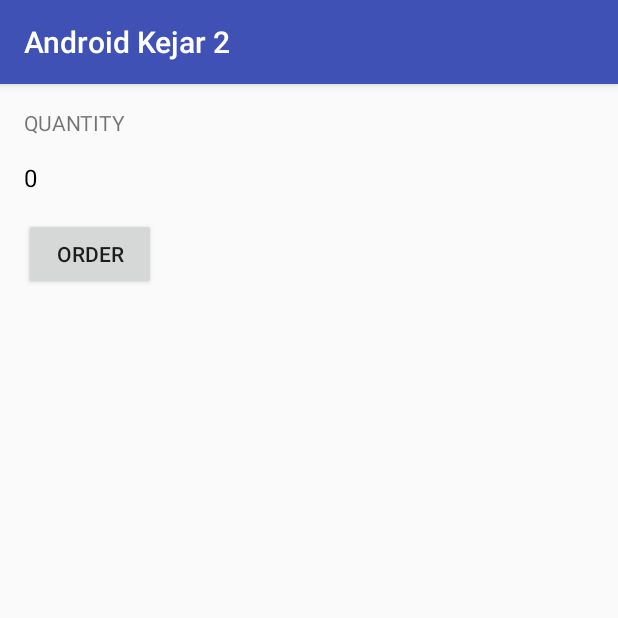
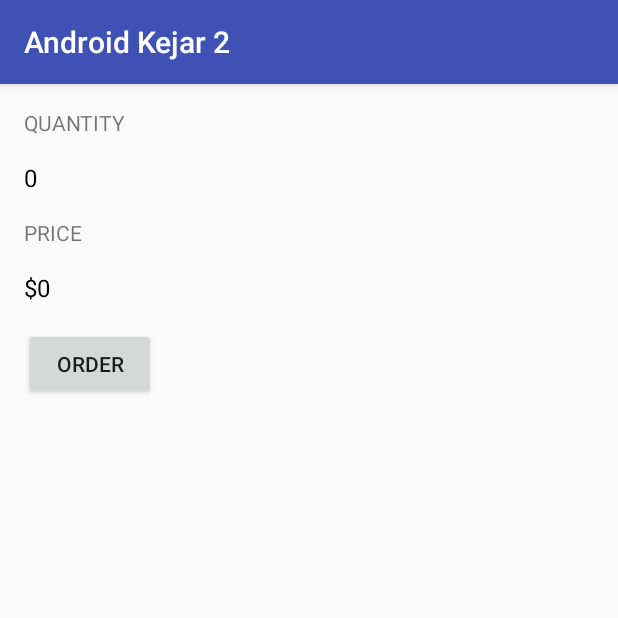
Before and after one commit to showcheap/iak-beginner-2, an Android app: the screen it shows after launch (MainActivity), on a phone screen of 412 x 824 dp, the top half of it. Run offline under Robolectric (Android 15) with nearby library versions, the phone set to English and light mode, and no system bars.

Commit message:
Tambah TextView

```diff
--- a/app/src/main/res/layout/activity_main.xml
+++ b/app/src/main/res/layout/activity_main.xml
@@ -26,6 +26,22 @@
         android:layout_width="match_parent"
         android:layout_height="wrap_content" />
 
+    <TextView
+        android:layout_marginTop="16dp"
+        android:layout_width="wrap_content"
+        android:layout_height="wrap_content"
+        android:textAllCaps="true"
+        android:layout_marginBottom="16dp"
+        android:text="Price" />
+
+    <TextView
+        android:text="$0"
+        android:textSize="16sp"
+        android:textColor="@android:color/black"
+        android:id="@+id/text_price"
+        android:layout_width="match_parent"
+        android:layout_height="wrap_content" />
+
     <Button
         android:text="Order"
         android:layout_marginTop="16dp"
```
